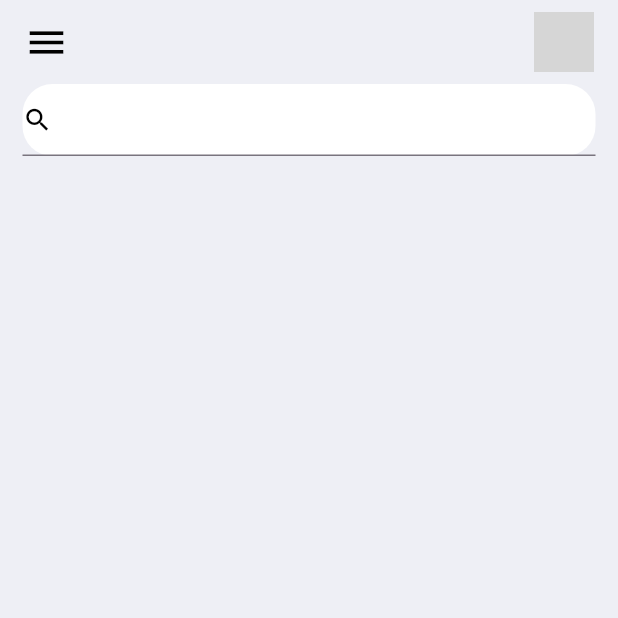
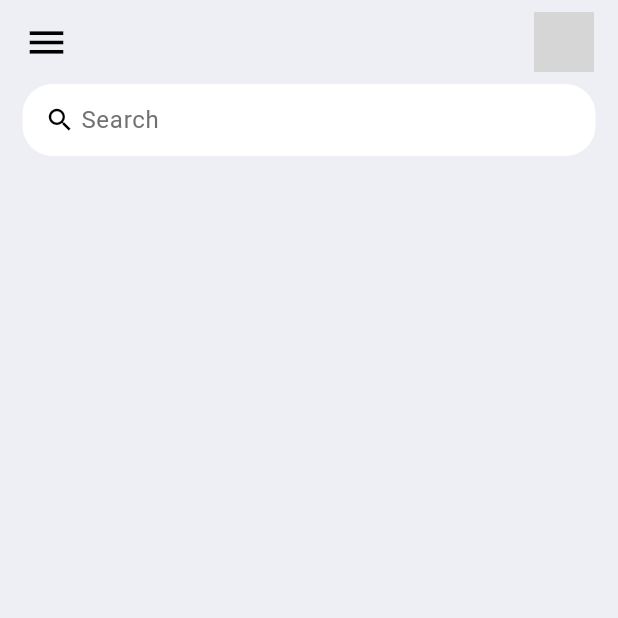
Before and after one commit to paladin-2024/To-do-App-with-flutter, a Flutter app: the screen it shows after launch, on a phone screen of 412 x 824 dp, the top half of it. Run offline on Flutter 3.47's test engine with Material 3 defaults, Android fonts, the phone set to English and light mode, and no system bars; grey boxes are pictures that could not be loaded.

Commit message:
:recycle: refactor search box into a separate widget for improved readability

```diff
--- a/lib/screens/home.dart
+++ b/lib/screens/home.dart
@@ -14,7 +14,16 @@ class Home extends StatelessWidget {
         padding:EdgeInsets.symmetric(horizontal: 15),
         child: Column(
           children: [
-            Container(
+           searchBox(),
+          ],
+        ),
+      ),
+    );
+  }
+
+  Widget searchBox(){
+    return Container(
+      padding: EdgeInsets.symmetric(horizontal: 15),
       decoration:BoxDecoration(
         color: Colors.white,
         borderRadius: BorderRadius.circular(20),
@@ -31,15 +40,15 @@ class Home extends StatelessWidget {
                 maxHeight: 20,
                 maxWidth: 25
             ),
-
-                ),
-              ),
-            )
-          ],
+            border: InputBorder.none,
+            hintText: "Search",
+            hintStyle: TextStyle(color: tdGrey)
         ),
       ),
     );
   }
+
+
 
   AppBar _buildAppBar() {
     return AppBar(
```
Lines whose indentation alone changed are shown as unchanged.
